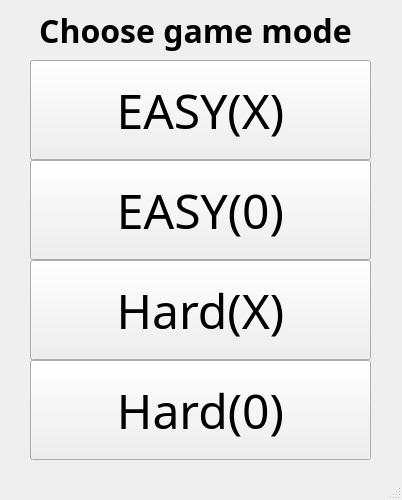
First picture: the form in Tic Tac Toe PyQT5 minimax algorithm/design1.ui, repository hovomuradyan/PicsArtLab, before the edit.
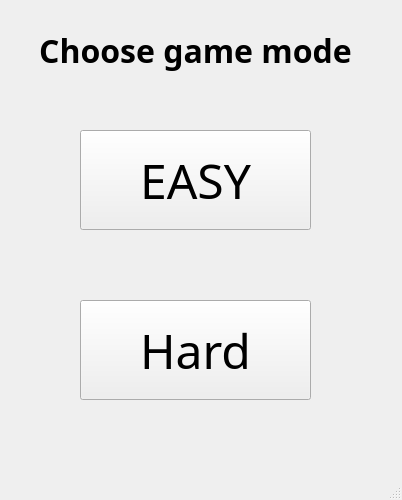
Second picture: the form after the edit.

Patch:
```diff
--- a/Tic Tac Toe PyQT5 minimax algorithm/design1.ui
+++ b/Tic Tac Toe PyQT5 minimax algorithm/design1.ui
@@ -17,9 +17,9 @@
    <widget class="QPushButton" name="pushButton_1">
     <property name="geometry">
      <rect>
-      <x>30</x>
-      <y>60</y>
-      <width>341</width>
+      <x>80</x>
+      <y>130</y>
+      <width>231</width>
       <height>100</height>
      </rect>
     </property>
@@ -42,15 +42,15 @@
      </font>
     </property>
     <property name="text">
-     <string>EASY(X)</string>
+     <string>EASY</string>
     </property>
    </widget>
    <widget class="QPushButton" name="pushButton_2">
     <property name="geometry">
      <rect>
-      <x>30</x>
-      <y>260</y>
-      <width>341</width>
+      <x>80</x>
+      <y>300</y>
+      <width>231</width>
       <height>100</height>
      </rect>
     </property>
@@ -73,14 +73,14 @@
      </font>
     </property>
     <property name="text">
-     <string>Hard(X)</string>
+     <string>Hard</string>
     </property>
    </widget>
    <widget class="QLabel" name="label">
     <property name="geometry">
      <rect>
       <x>10</x>
-      <y>10</y>
+      <y>30</y>
       <width>371</width>
       <height>41</height>
      </rect>
@@ -100,68 +100,6 @@
      <set>Qt::AlignCenter</set>
     </property>
    </widget>
-   <widget class="QPushButton" name="pushButton_3">
-    <property name="geometry">
-     <rect>
-      <x>30</x>
-      <y>160</y>
-      <width>341</width>
-      <height>100</height>
-     </rect>
-    </property>
-    <property name="sizePolicy">
-     <sizepolicy hsizetype="Minimum" vsizetype="Fixed">
-      <horstretch>100</horstretch>
-      <verstretch>100</verstretch>
-     </sizepolicy>
-    </property>
-    <property name="minimumSize">
-     <size>
-      <width>100</width>
-      <height>100</height>
-     </size>
-    </property>
-    <property name="font">
-     <font>
-      <family>MV Boli</family>
-      <pointsize>36</pointsize>
-     </font>
-    </property>
-    <property name="text">
-     <string>EASY(0)</string>
-    </property>
-   </widget>
-   <widget class="QPushButton" name="pushButton_4">
-    <property name="geometry">
-     <rect>
-      <x>30</x>
-      <y>360</y>
-      <width>341</width>
-      <height>100</height>
-     </rect>
-    </property>
-    <property name="sizePolicy">
-     <sizepolicy hsizetype="Minimum" vsizetype="Fixed">
-      <horstretch>100</horstretch>
-      <verstretch>100</verstretch>
-     </sizepolicy>
-    </property>
-    <property name="minimumSize">
-     <size>
-      <width>100</width>
-      <height>100</height>
-     </size>
-    </property>
-    <property name="font">
-     <font>
-      <family>MV Boli</family>
-      <pointsize>36</pointsize>
-     </font>
-    </property>
-    <property name="text">
-     <string>Hard(0)</string>
-    </property>
-   </widget>
   </widget>
   <widget class="QMenuBar" name="menubar">
    <property name="geometry">
```
